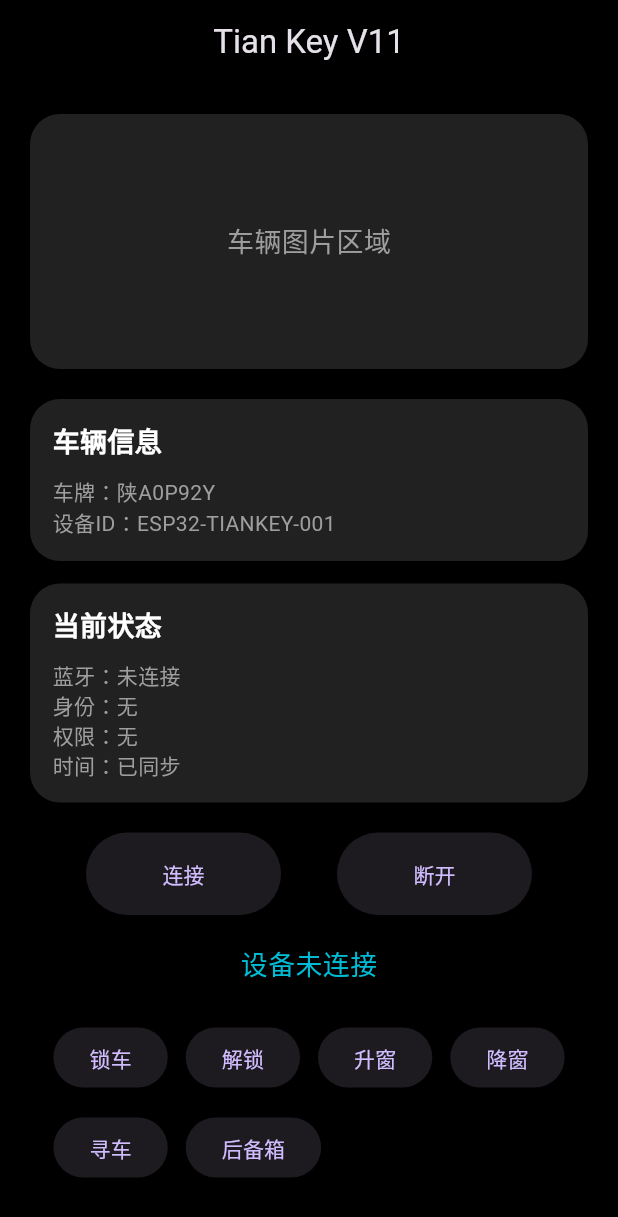
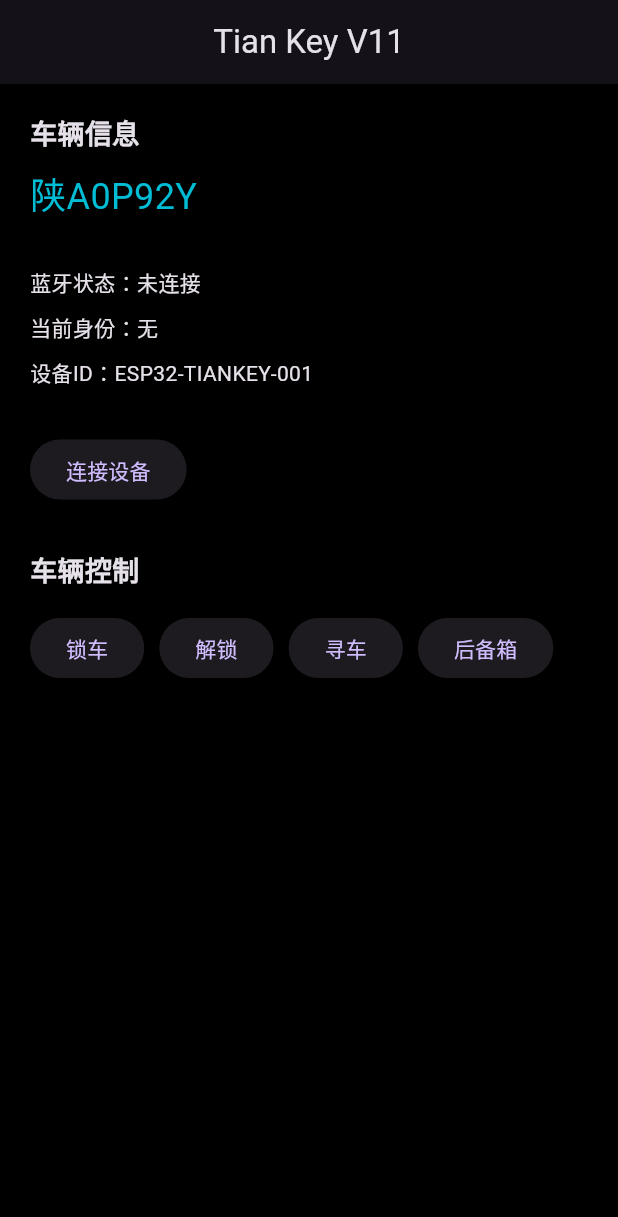
Before and after one commit to t545830589/TianKey, a Flutter app: the screen it shows after launch, on a phone screen of 412 x 824 dp. Shown: the top 1217 px of the screen. Run offline on Flutter 3.47's test engine with Material 3 defaults, Android fonts, the phone set to English and light mode, and no system bars; Roboto replaces fonts that are missing (Arial).

Commit message:
Update home_page.dart

```diff
--- a/lib/pages/home_page.dart
+++ b/lib/pages/home_page.dart
@@ -1,60 +1,68 @@
 import 'package:flutter/material.dart';
+
 import '../services/mock_esp32.dart';
+
 
 
 class HomePage extends StatefulWidget {
 
-  const HomePage({super.key});
+
+  final MockESP32 esp32;
+
+
+  const HomePage({
+
+    super.key,
+
+    required this.esp32,
+
+  });
+
 
 
   @override
   State<HomePage> createState() => _HomePageState();
 
+
 }
+
+
 
 
 
 class _HomePageState extends State<HomePage> {
 
 
-  final MockESP32 esp32 = MockESP32();
 
-
-  String message = "设备未连接";
+  bool connected = false;
 
 
 
-  void connectDevice(){
+  void toggleConnection(){
 
 
     setState(() {
 
 
-      esp32.connectBLE();
+      if(connected){
 
 
-      message = "BLE连接成功";
+        widget.esp32.disconnectBLE();
 
 
-    });
+        connected = false;
 
 
-  }
+      }else{
 
 
+        widget.esp32.connectBLE();
 
 
-
-  void disconnectDevice(){
+        connected = true;
 
 
-    setState(() {
-
-
-      esp32.disconnectBLE();
-
-
-      message = "BLE已断开";
+      }
 
 
     });
@@ -67,23 +75,6 @@ class _HomePageState extends State<HomePage> {
 
 
 
-  void control(String action){
-
-
-    setState(() {
-
-
-      message = esp32.executeCommand(action);
-
-
-    });
-
-
-  }
-
-
-
-
 
   @override
   Widget build(BuildContext context) {
@@ -92,23 +83,16 @@ class _HomePageState extends State<HomePage> {
     return Scaffold(
 
 
-      backgroundColor: Colors.black,
-
 
       appBar: AppBar(
 
 
-        backgroundColor: Colors.black,
-
-
         title: const Text(
-
           "Tian Key V11",
-
         ),
 
 
-        centerTitle: true,
+        centerTitle:true,
 
 
       ),
@@ -116,62 +100,130 @@ class _HomePageState extends State<HomePage> {
 
 
 
-      body: SingleChildScrollView(
 
 
-        padding: const EdgeInsets.all(20),
+      body:Padding(
 
 
-        child: Column(
+        padding:const EdgeInsets.all(20),
 
 
-          children: [
+        child:Column(
+
+
+          crossAxisAlignment:CrossAxisAlignment.start,
+
+
+          children:[
 
 
 
 
-            Container(
+            const Text(
 
+              "车辆信息",
 
-              width: double.infinity,
+              style:TextStyle(
 
+                fontSize:18,
 
-              height: 170,
-
-
-              decoration: BoxDecoration(
-
-
-                borderRadius:
-
-                BorderRadius.circular(20),
-
-
-                color: Colors.grey[900],
-
+                fontWeight:FontWeight.bold,
 
               ),
 
+            ),
 
 
-              child: const Center(
 
 
-                child: Text(
+            const SizedBox(height:10),
 
 
-                  "车辆图片区域",
 
 
-                  style: TextStyle(
+            const Text(
 
-                    color: Colors.grey,
+              "陕A0P92Y",
 
-                    fontSize:18,
+              style:TextStyle(
 
-                  ),
+                fontSize:24,
 
-                ),
+                color:Colors.cyan,
+
+              ),
+
+            ),
+
+
+
+
+            const SizedBox(height:30),
+
+
+
+
+
+            Text(
+
+              "蓝牙状态：${connected ? "已连接":"未连接"}",
+
+            ),
+
+
+
+
+
+            const SizedBox(height:10),
+
+
+
+
+
+            Text(
+
+              "当前身份：${widget.esp32.getCurrentUser()}",
+
+            ),
+
+
+
+
+
+            const SizedBox(height:10),
+
+
+
+
+
+            Text(
+
+              "设备ID：${widget.esp32.deviceId}",
+
+            ),
+
+
+
+
+
+            const SizedBox(height:30),
+
+
+
+
+            ElevatedButton(
+
+
+              onPressed:toggleConnection,
+
+
+              child:Text(
+
+                connected
+
+                ?"断开设备"
+
+                :"连接设备"
 
               ),
 
@@ -181,27 +233,22 @@ class _HomePageState extends State<HomePage> {
 
 
 
-
-            const SizedBox(height:20),
+            const SizedBox(height:30),
 
 
 
 
+            const Text(
 
-            _card(
+              "车辆控制",
 
+              style:TextStyle(
 
-              "车辆信息",
+                fontSize:18,
 
+                fontWeight:FontWeight.bold,
 
-              [
-
-                "车牌：陕A0P92Y",
-
-                "设备ID：${esp32.deviceId}",
-
-              ],
-
+              ),
 
             ),
 
@@ -215,161 +262,35 @@ class _HomePageState extends State<HomePage> {
 
 
 
-            _card(
+            Wrap(
 
 
-              "当前状态",
+              spacing:10,
 
-
-              [
-
-                "蓝牙：${esp32.isConnected() ? "已连接":"未连接"}",
-
-                "身份：${esp32.getCurrentUser()}",
-
-                "权限：${esp32.sessionRole}",
-
-                "时间：已同步",
-
-              ],
-
-
-            ),
-
-
-
-
-
-
-            const SizedBox(height:20),
-
-
-
-
-
-            Row(
-
-
-              mainAxisAlignment:
-
-              MainAxisAlignment.spaceEvenly,
+              runSpacing:10,
 
 
               children:[
 
 
-                _bigButton(
 
-                  "连接",
-
-                  (){
-
-                    connectDevice();
-
-                  },
-
-                ),
+                _button("锁车"),
 
 
+                _button("解锁"),
 
-                _bigButton(
 
-                  "断开",
+                _button("寻车"),
 
-                  (){
 
-                    disconnectDevice();
-
-                  },
-
-                ),
+                _button("后备箱"),
 
 
 
               ],
 
 
-            ),
-
-
-
-
-
-
-            const SizedBox(height:20),
-
-
-
-
-
-
-            Text(
-
-
-              message,
-
-
-              style:
-
-              const TextStyle(
-
-                color:Colors.cyan,
-
-                fontSize:18,
-
-              ),
-
-
-            ),
-
-
-
-
-
-            const SizedBox(height:25),
-
-
-
-
-
-
-            Wrap(
-
-
-              spacing:12,
-
-              runSpacing:12,
-
-
-              children:[
-
-
-
-                _controlButton("锁车"),
-
-
-                _controlButton("解锁"),
-
-
-                _controlButton("升窗"),
-
-
-                _controlButton("降窗"),
-
-
-                _controlButton("寻车"),
-
-
-                _controlButton("后备箱"),
-
-
-
-              ],
-
-
-            ),
-
-
+            )
 
 
 
@@ -393,104 +314,29 @@ class _HomePageState extends State<HomePage> {
 
 
 
-
-
-  Widget _card(String title,List<String> items){
-
-
-    return Container(
-
-
-      width:double.infinity,
-
-
-      padding:
-
-      const EdgeInsets.all(15),
-
-
-      decoration:
-
-      BoxDecoration(
-
-
-        color:Colors.grey[900],
-
-
-        borderRadius:
-
-        BorderRadius.circular(20),
-
-
-      ),
+  Widget _button(String text){
 
 
 
-      child:Column(
+    return ElevatedButton(
 
 
-        crossAxisAlignment:
-
-        CrossAxisAlignment.start,
-
-
-        children:[
+      onPressed:(){
 
 
 
-          Text(
-
-
-            title,
-
-
-            style:
-
-            const TextStyle(
-
-              color:Colors.white,
-
-              fontSize:18,
-
-              fontWeight:FontWeight.bold,
-
-            ),
-
-
-          ),
+        widget.esp32.executeCommand(text);
 
 
 
-          const SizedBox(height:10),
+        setState(() {});
 
 
 
-          ...items.map(
+      },
 
 
-                (e)=>Text(
-
-              e,
-
-              style:
-
-              const TextStyle(
-
-                color:Colors.grey,
-
-              ),
-
-            ),
-
-
-          ),
-
-
-
-        ],
-
-
-      ),
+      child:Text(text),
 
 
     );
@@ -500,75 +346,4 @@ class _HomePageState extends State<HomePage> {
 
 
 
-
-
-
-
-  Widget _bigButton(String text,VoidCallback action){
-
-
-    return ElevatedButton(
-
-
-      onPressed:action,
-
-
-      style:
-
-      ElevatedButton.styleFrom(
-
-
-        minimumSize:
-
-        const Size(130,55),
-
-
-      ),
-
-
-
-      child:
-
-      Text(text),
-
-
-    );
-
-
-  }
-
-
-
-
-
-
-
-  Widget _controlButton(String text){
-
-
-    return ElevatedButton(
-
-
-      onPressed:(){
-
-
-        control(text);
-
-
-      },
-
-
-      child:
-
-      Text(text),
-
-
-    );
-
-
-  }
-
-
-
-
 }
```
